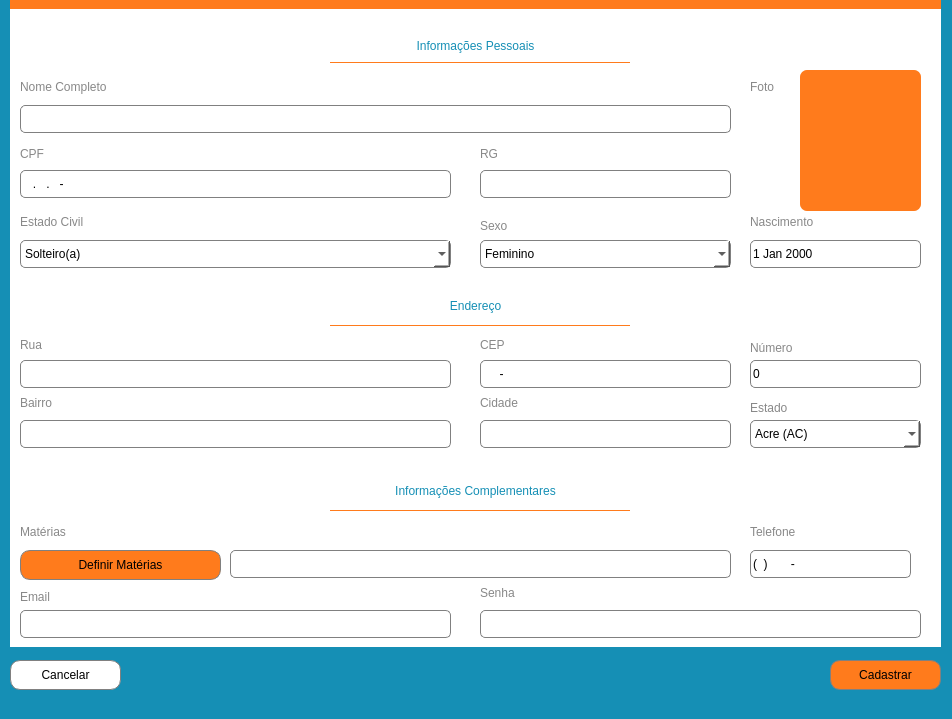
IanLuan/PySchool, file pyschool/interface/cadastroProfessor.ui: the form before one commit.
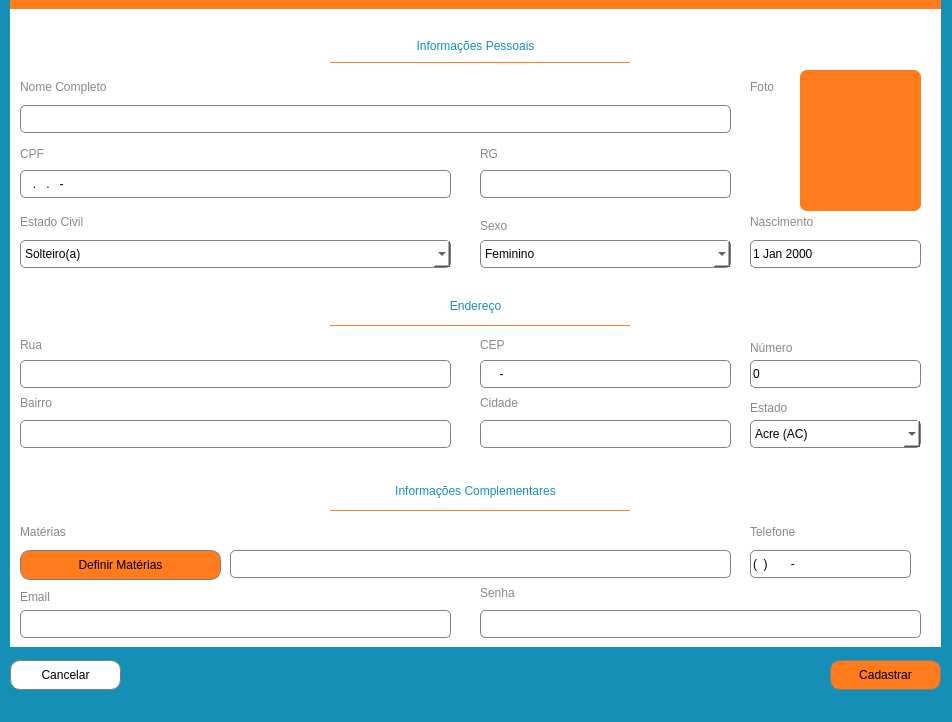
The form after the commit. Icons and pictures are not drawn.

What changed in the file:
```diff
--- a/pyschool/interface/cadastroProfessor.ui
+++ b/pyschool/interface/cadastroProfessor.ui
@@ -7,7 +7,7 @@
     <x>0</x>
     <y>0</y>
     <width>952</width>
-    <height>719</height>
+    <height>722</height>
    </rect>
   </property>
   <property name="sizePolicy">
```
